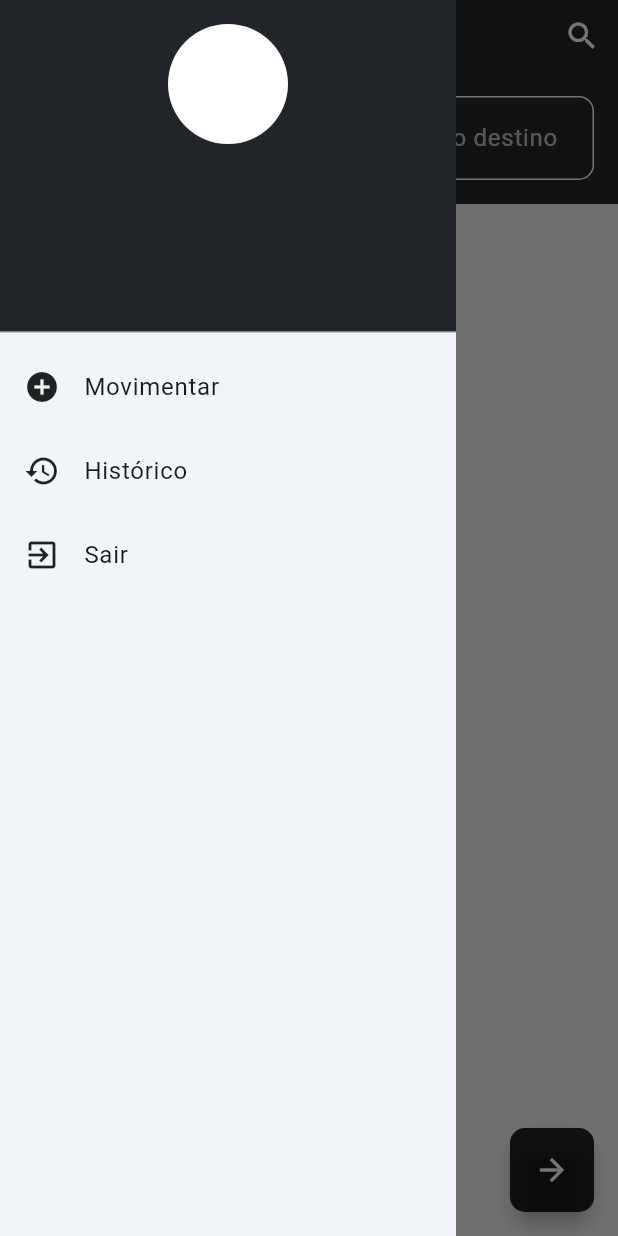
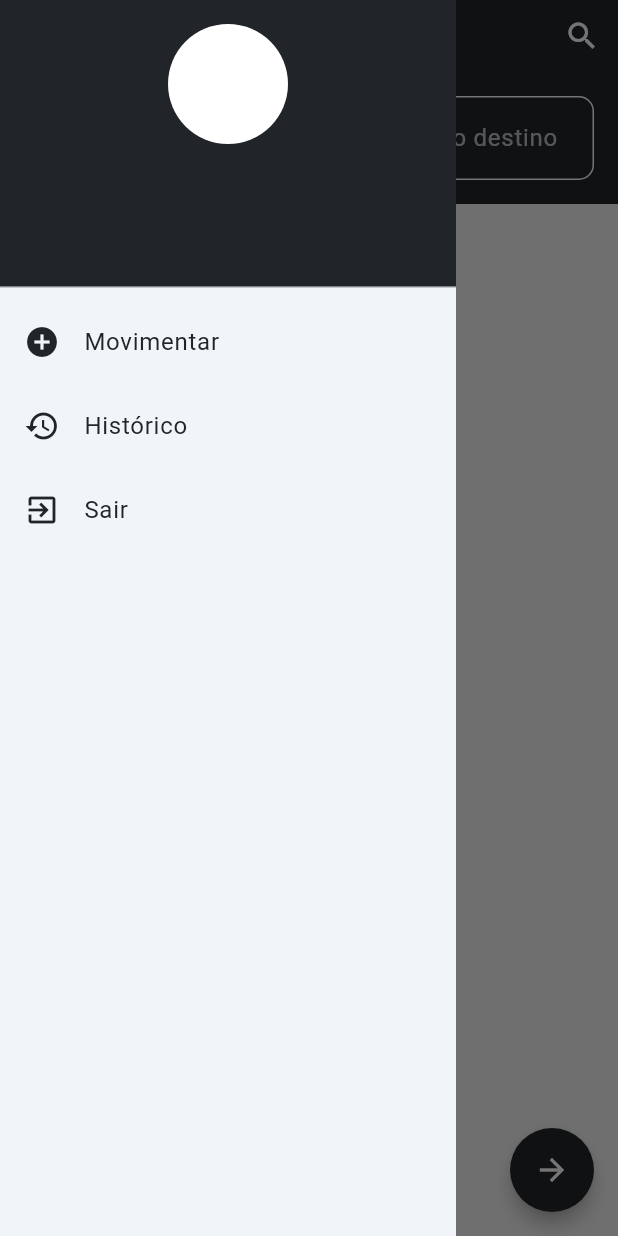
Before and after one commit to GabrielCarvalho17/ScanMove_App-Flutter, a Flutter app: the NovaMov screen opened by its route, with the side drawer open, on a phone screen of 412 x 824 dp. Run offline on Flutter 3.47's test engine with Material 3 defaults, Android fonts, the light colour scheme and no system bars; our stand-ins replace sqflite; missing offline and left inert: barcode_scan2; accounts and stored records are empty.

Commit message:
Adequacoe Comportamentais

```diff
--- a/lib/componentes/botao_adicionar_peca.dart
+++ b/lib/componentes/botao_adicionar_peca.dart
@@ -17,12 +17,7 @@ class BotaoAdicionarPeca extends StatelessWidget {
   Widget build(BuildContext context) {
     return Consumer<ProvOrigemDestino>(
       builder: (context, provOrigemDestino, child) {
-        return Container(
-          decoration: BoxDecoration(
-            color: Theme.of(context).primaryColor,
-            borderRadius: BorderRadius.circular(10),
-          ),
-          child: FloatingActionButton(
+        return FloatingActionButton(
           onPressed: () async {
             if (provOrigemDestino.origem.isEmpty) {
               showDialog(
@@ -44,7 +39,10 @@ class BotaoAdicionarPeca extends StatelessWidget {
               }
             }
           },
-            backgroundColor: Colors.transparent, // Transparent to show the container's color
+          shape: RoundedRectangleBorder(
+            borderRadius: BorderRadius.circular(50.0),
+          ),
+          backgroundColor: Theme.of(context).primaryColor, // Transparent to show the container's color
           elevation: 5,
           heroTag: heroTag,  // Utiliza a tag hero única
           child: Icon(
@@ -53,7 +51,6 @@ class BotaoAdicionarPeca extends StatelessWidget {
             color: Colors.white,
           ),
           tooltip: 'Adicionar Peça',
-          ),
         );
       },
     );
--- a/lib/componentes/botao_encerrar.dart
+++ b/lib/componentes/botao_encerrar.dart
@@ -2,28 +2,25 @@ import 'package:flutter/material.dart';
 
 class BotaoEncerrar extends StatelessWidget {
   final VoidCallback onPressed;
-  final Object? heroTag;  // Adiciona o parâmetro heroTag
+  final Object? heroTag;
 
   BotaoEncerrar({required this.onPressed, this.heroTag});
 
   @override
   Widget build(BuildContext context) {
-    return Container(
-      decoration: BoxDecoration(
-        color: Theme.of(context).primaryColor,
-        borderRadius: BorderRadius.circular(10),
-      ),
-      child: FloatingActionButton(
+    return FloatingActionButton(
       onPressed: onPressed,
-        backgroundColor: Colors.transparent, // Transparente para mostrar a cor do Container
+      backgroundColor: Theme.of(context).primaryColor,
       elevation: 5,
-        heroTag: heroTag,  // Utiliza a tag hero única
+      heroTag: heroTag,
+      shape: RoundedRectangleBorder(
+        borderRadius: BorderRadius.circular(50.0),
+      ), // Adiciona um formato arredondado ao botão
       child: Icon(
         Icons.arrow_forward,
         color: Colors.white,
       ),
       tooltip: 'Encerrar',
-      ),
     );
   }
 }
--- a/lib/componentes/drawer.dart
+++ b/lib/componentes/drawer.dart
@@ -15,10 +15,10 @@ class CustomDrawer extends StatelessWidget {
         padding: EdgeInsets.zero,
         children: <Widget>[
           Container(
-            height: 230.0, // Ajuste a altura conforme necessário
+            height: 200.0,
             child: DrawerHeader(
               decoration: BoxDecoration(
-                color: Theme.of(context).primaryColor,
+                color: Color(0xFF212529), // Cor hexadecimal aplicada diretamente
               ),
               child: SingleChildScrollView(
                 child: Column(
@@ -51,12 +51,12 @@ class CustomDrawer extends StatelessWidget {
           ListTile(
             leading: Icon(
               Icons.add_circle,
-              color: Theme.of(context).iconTheme.color,
+              color: Color(0xFF212529), // Cor hexadecimal aplicada diretamente
             ),
             title: Text(
               'Movimentar',
               style: TextStyle(
-                color: Theme.of(context).textTheme.bodyLarge?.color,
+                color: Color(0xFF212529), // Cor hexadecimal aplicada diretamente
               ),
             ),
             onTap: () {
@@ -66,12 +66,12 @@ class CustomDrawer extends StatelessWidget {
           ListTile(
             leading: Icon(
               Icons.history,
-              color: Theme.of(context).iconTheme.color,
+              color: Color(0xFF212529), // Cor hexadecimal aplicada diretamente
             ),
             title: Text(
               'Histórico',
               style: TextStyle(
-                color: Theme.of(context).textTheme.bodyLarge?.color,
+                color: Color(0xFF212529), // Cor hexadecimal aplicada diretamente
               ),
             ),
             onTap: () {
@@ -81,12 +81,12 @@ class CustomDrawer extends StatelessWidget {
           ListTile(
             leading: Icon(
               Icons.exit_to_app,
-              color: Theme.of(context).iconTheme.color,
+              color: Color(0xFF212529), // Cor hexadecimal aplicada diretamente
             ),
             title: Text(
               'Sair',
               style: TextStyle(
-                color: Theme.of(context).textTheme.bodyLarge?.color,
+                color: Color(0xFF212529), // Cor hexadecimal aplicada diretamente
               ),
             ),
             onTap: () async {
--- a/lib/servicos/config.dart
+++ b/lib/servicos/config.dart
@@ -1,3 +1,3 @@
 class Config {
-  static const String baseUrl = 'http://192.168.3.100:8000/'; // Substitua pelo IP correto
+  static const String baseUrl = 'http://192.168.15.10:8000/'; // Substitua pelo IP correto
 }
--- a/lib/telas/nova_mov.dart
+++ b/lib/telas/nova_mov.dart
@@ -24,7 +24,6 @@ class NovaMov extends StatefulWidget {
 
 class _NovaMovState extends State<NovaMov> {
   List<Map<String, dynamic>> pecas = [];
-  bool isFabVisible = true;
   bool isReadOnly = false;
   final SQLite _dbHelper = SQLite();
   Map<String, String>? dadosMovimentacao;
@@ -38,7 +37,6 @@ class _NovaMovState extends State<NovaMov> {
     if (widget.status == 'Finalizada') {
       setState(() {
         isReadOnly = true;
-        isFabVisible = false;
       });
     }
   }
@@ -109,13 +107,14 @@ class _NovaMovState extends State<NovaMov> {
 
   @override
   Widget build(BuildContext context) {
-    return Scaffold(
+    return MediaQuery.removeViewInsets(
+      removeBottom: true,
+      context: context,
+      child: Scaffold(
         backgroundColor: Color(0xFFf3f3f3),
         appBar: CustomAppBar(
           titleText: 'Movimentar',
           bottom: FormOrigemDestino(dados: dadosMovimentacao, isReadOnly: isReadOnly),
-        onSearchOpen: () => setState(() => isFabVisible = false),  // Oculta FABs ao abrir a pesquisa
-        onSearchClose: () => setState(() => isFabVisible = true),  // Mostra FABs ao fechar a pesquisa
           customLeading: BotaoVoltar(
             pecas: pecas,
             status: widget.status,
@@ -151,9 +150,7 @@ class _NovaMovState extends State<NovaMov> {
             );
           },
         ),
-      floatingActionButton: Visibility(
-        visible: isFabVisible,  // Controla a visibilidade dos FABs
-        child: Padding(
+        floatingActionButton: Padding(
           padding: const EdgeInsets.only(left: 32, right: 16),
           child: Row(
             mainAxisAlignment: MainAxisAlignment.spaceBetween,
@@ -174,8 +171,8 @@ class _NovaMovState extends State<NovaMov> {
             ],
           ),
         ),
+        floatingActionButtonLocation: FloatingActionButtonLocation.centerFloat,
       ),
-      floatingActionButtonLocation: FloatingActionButtonLocation.centerFloat,
     );
   }
 }
```
Also changed, not shown: lib/componentes/botao_adicionar_mov.dart (+11 -16 lines), lib/telas/hist_mov.dart (+6 -16 lines). Lines whose indentation alone changed are shown as unchanged.
